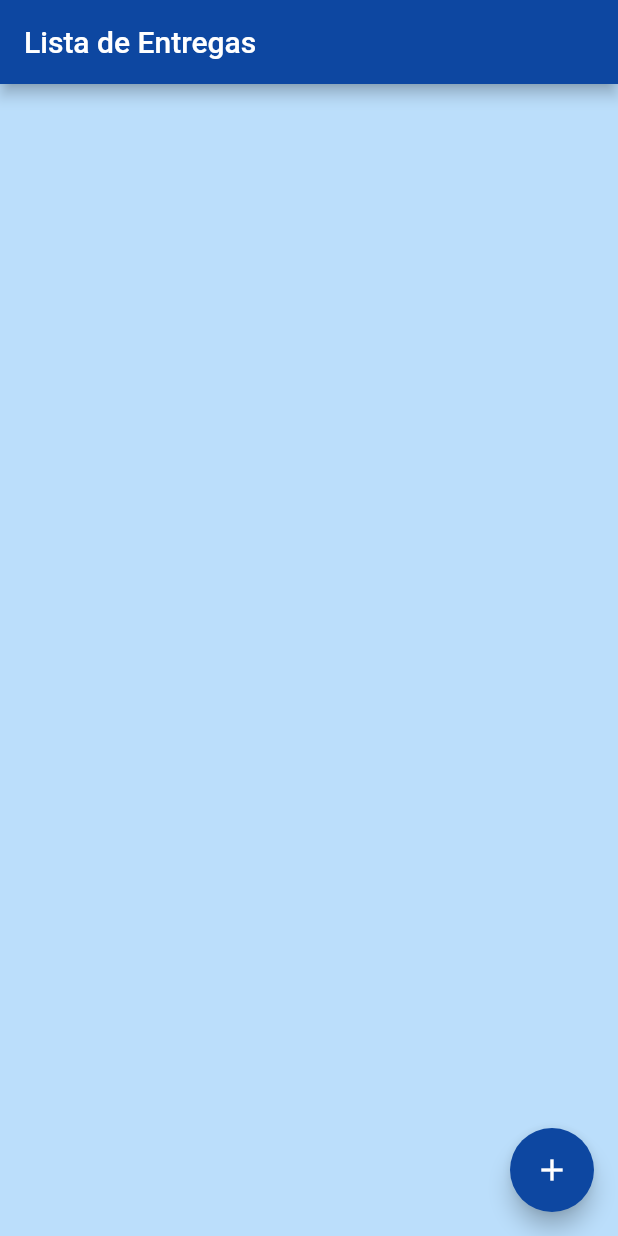
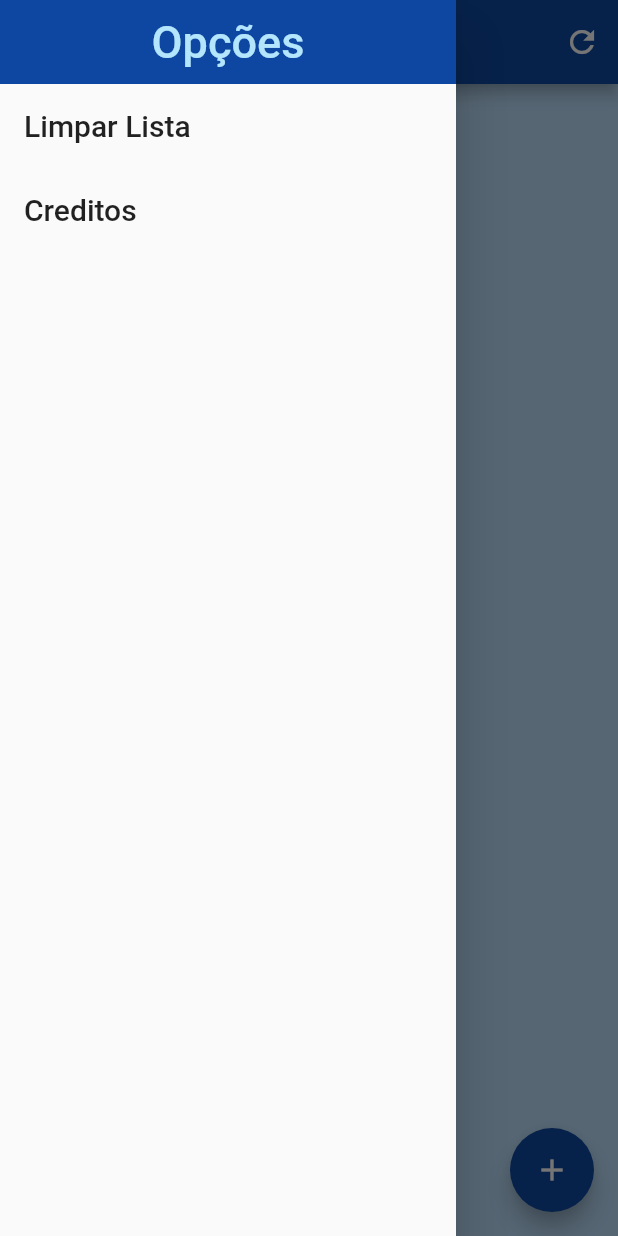
Before and after one commit to AndreiiMorais/organizador_vendas, a Flutter app: the screen it shows after launch, with the side drawer open (before the commit the screen has no drawer), on a phone screen of 412 x 824 dp. Run offline on Flutter 3.47's test engine with Material 2 defaults, Android fonts, the phone set to English and light mode, and no system bars; our stand-ins replace sqflite; accounts and stored records are empty.

Commit message:
finishing
for now

```diff
--- a/organizador_vendas/lib/controls/db_control.dart
+++ b/organizador_vendas/lib/controls/db_control.dart
@@ -38,4 +38,8 @@ class DbControl {
   void updateSale(SalesModel obj) async {
     await _db.updateSales(obj);
   }
+
+  void deleteAll() async {
+    await _db.deleteAllSales();
+  }
 }
--- a/organizador_vendas/lib/pages/edit_page.dart
+++ b/organizador_vendas/lib/pages/edit_page.dart
@@ -5,7 +5,7 @@ import 'package:organizador_vendas/widgets/custom_confirm_dialog.dart';
 import 'package:organizador_vendas/widgets/custom_texteditingbox.dart';
 
 class EditPage extends StatefulWidget {
-  EditPage({
+  const EditPage({
     Key? key,
   }) : super(key: key);
 
--- a/organizador_vendas/lib/pages/homepage.dart
+++ b/organizador_vendas/lib/pages/homepage.dart
@@ -1,6 +1,8 @@
 import 'package:flutter/material.dart';
 import 'package:organizador_vendas/controls/db_control.dart';
 import 'package:organizador_vendas/models/list_model.dart';
+import 'package:organizador_vendas/widgets/custom_confirm_dialog.dart';
+import 'package:organizador_vendas/widgets/custom_credits.dart';
 import 'package:organizador_vendas/widgets/custom_sale_alertbox.dart';
 
 class HomePage extends StatefulWidget {
@@ -19,8 +21,50 @@ class _HomePageState extends State<HomePage> {
   Widget build(BuildContext context) {
     return Scaffold(
       appBar: AppBar(
-        backgroundColor: const Color(0xFF0D47A1),
         title: const Text('Lista de Entregas'),
+        actions: [
+          IconButton(
+            icon: const Icon(Icons.refresh),
+            onPressed: () {
+              _reload();
+            },
+          ),
+        ],
+      ),
+      drawer: Drawer(
+        child: ListView(
+          children: [
+            ListTile(
+              tileColor: Colors.blue.shade900,
+              title: Align(
+                alignment: Alignment.center,
+                child: Text(
+                  'Opções',
+                  style:
+                      TextStyle(fontSize: 30, color: Colors.lightBlue.shade100),
+                ),
+              ),
+            ),
+            ListTile(
+              title: const Text(
+                'Limpar Lista',
+                style: TextStyle(fontSize: 20),
+              ),
+              onTap: () {
+                customConfirmDialog(context, null);
+              },
+            ),
+            ListTile(
+              title: const Text(
+                'Creditos',
+                style: TextStyle(fontSize: 20),
+              ),
+              onTap: () {
+                customCreditsDialog(context);
+              },
+            )
+          ],
+        ),
       ),
       body: FutureBuilder(
         initialData: widget.list,
@@ -57,7 +101,6 @@ class _HomePageState extends State<HomePage> {
         },
       ),
       floatingActionButton: FloatingActionButton(
-        backgroundColor: const Color(0xFF0D47A1),
         onPressed: () {
           customShowAlertDialog(context);
         },
@@ -74,3 +117,37 @@ class _HomePageState extends State<HomePage> {
     });
   }
 }
+
+
+// Column(
+//           children: [
+//             Row(
+//               children: [
+//                 Expanded(
+//                   child: Container(
+//                     child: Align(
+//                       alignment: Alignment.centerLeft,
+//                       child: Text(
+//                         'Opções:',
+//                         style: TextStyle(
+//                             fontSize: 30, color: Colors.lightBlue.shade100),
+//                       ),
+//                     ),
+//                     color: Colors.blue.shade900,
+//                     height: 150,
+//                   ),
+//                 ),
+//               ],
+//             ),
+//             ListView(
+//               children: [
+//                 ListTile(
+//                   title: const Text('Limpar Lista'),
+//                   onTap: () {
+//                     customConfirmDialog(context, null);
+//                   },
+//                 ),
+//               ],
+//             ),
+//           ],
+//         ),
--- a/organizador_vendas/lib/themes/theme.dart
+++ b/organizador_vendas/lib/themes/theme.dart
@@ -12,4 +12,9 @@ final theme = ThemeData(
   textTheme: const TextTheme(
     bodyText2: TextStyle(fontWeight: FontWeight.bold),
   ),
+  dialogTheme: DialogTheme(
+    shape: RoundedRectangleBorder(
+      borderRadius: BorderRadius.circular(30),
+    ),
+  ),
 );
--- a/organizador_vendas/lib/widgets/custom_sale_alertbox.dart
+++ b/organizador_vendas/lib/widgets/custom_sale_alertbox.dart
@@ -14,8 +14,6 @@ customShowAlertDialog(BuildContext context) {
       context: context,
       builder: (context) {
         return AlertDialog(
-          shape:
-              RoundedRectangleBorder(borderRadius: BorderRadius.circular(30)),
           title: const Text('Adicionar Venda'),
           content: SingleChildScrollView(
             child: Column(
--- a/organizador_vendas/lib/widgets/custom_texteditingbox.dart
+++ b/organizador_vendas/lib/widgets/custom_texteditingbox.dart
@@ -24,9 +24,6 @@ customTextEditingBox(BuildContext context, SalesModel obj, String text) {
     context: context,
     builder: (context) {
       return AlertDialog(
-        shape: RoundedRectangleBorder(
-          borderRadius: BorderRadius.circular(30),
-        ),
         title: const Text('Editar'),
         content: TextField(
           autofocus: true,
```
Also changed, not shown: organizador_vendas/lib/repositories/sales_repository.dart (+11 -1 lines), organizador_vendas/lib/widgets/custom_confirm_dialog.dart (+14 -7 lines), organizador_vendas/lib/widgets/custom_credits.dart (added, +17 -0 lines).
